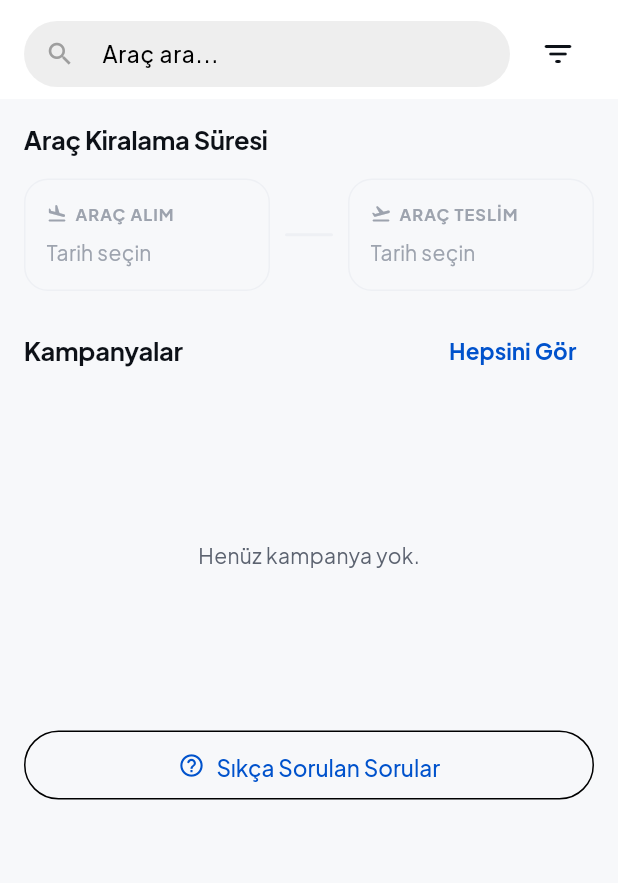
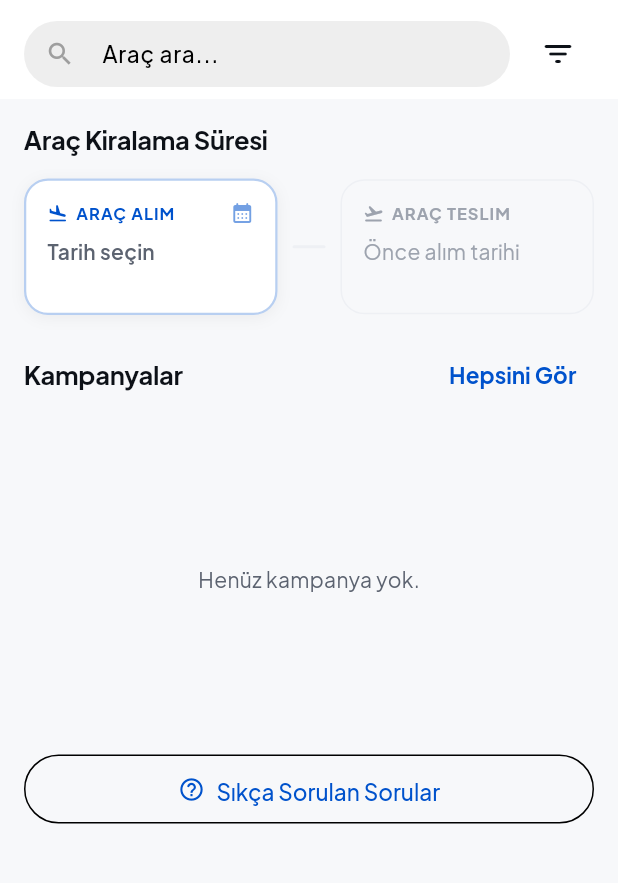
Before and after one commit to BurakGoturler/arac-kiralama-mobil, a Flutter app: the screen it shows after launch, on a phone screen of 412 x 824 dp, the part 81-964 px from its top. Run offline on Flutter 3.47's test engine with Material 3 defaults, Android fonts, the phone set to English and light mode, and no system bars; our stand-ins replace cached_network_image, cloud_firestore, firebase_auth, firebase_core, firebase_storage, google_fonts and 1 more; missing offline and left inert: firebase_app_check; accounts and stored records are empty.

Commit message:
fix(ui): ana ekrandaki tarih seçici görünmez denecek kadar soluktu
Boş kutuların dolgusu AppColors.background (#F7F8FA) idi; bu, sayfanın
arka planıyla BİREBİR AYNI renk. Kenarlık da #EEF0F4 olunca kutular
zeminden ayırt edilemiyordu. Uygulama ilk açıldığında ekranın ana eylem
çağrısı tıklanabilir bir kontrol gibi durmuyordu.

- Boş kutu: beyaz zemin, mavi tonlu kenarlık, hafif gölge, sağda takvim
  simgesi. Yazı textMuted yerine textSecondary ve yarı kalın.
- 'gün' rozeti: soluk mavi zemin üstünde mavi yazı yerine dolu mavi rozet.
- Kutular artık eşit yükseklikte (yıl satırı için sabit yer tutucu).

Yanında çıkan üç kusur:

1. 'Araç Teslİm' yazım hatası (ortada büyük İ) düzeltildi.
2. Teslim kutusu, alım tarihi seçilmeden SESSİZ ÖLÜ bir kontroldü:
   görünüşü boş kutuyla aynıydı ama dokunulunca hiçbir şey olmuyordu.
   Artık soluk çiziliyor, gölgesi yok ve 'Önce alım tarihi' yazıyor.
3. Başlık satırı dar ekranda taşıyordu (ölçüldü: 33 piksel). Sabit Text +
   Spacer yerine Expanded + ellipsis.

Ayrıca kart alt satırı, hemen üstündeki rozetlerin birebir tekrarı
olmuştu ('Manuel vites • Dizel'). aracOzetSatiri artık rozetlerde zaten
görünen değerleri eliyor; geriye rozetlerde olmayan bilgi kalıyor
(gövde tipi: 'Sedan', 'Camlı Van').

DOĞRULAMA: emülatörde üç durum da gözle kontrol edildi (boş / kapalı /
seçili), araç listesi ve tarih seçimi uçtan uca denendi, logcat temiz.
Geçici bir çizim testi geliştirme sırasında iki gerçek hata yakaladı:
Row'a eklediğim CrossAxisAlignment.stretch kaydırılabilir liste içinde
'BoxConstraints forces an infinite height' ile ekranı çökertiyordu, ve
başlık taşması. İkisi de düzeltildi; test ağ gerektirdiği için (intl ve
google_fonts) kalıcı hâle getirilmedi.

33 test geçiyor, analyze sıfır uyarı.

Co-Authored-By: Claude Opus 5 <noreply@anthropic.com>
Claude-Session: https://claude.ai/code/session_011JLsTgLNMJk2PvVP82wpt8

```diff
--- a/lib/core/utils/helpers.dart
+++ b/lib/core/utils/helpers.dart
@@ -152,11 +152,29 @@ class AppHelpers {
   /// En çok iki parça gösterilir. Motor hacmi boş olduğunda (içe aktarılan
   /// filoda öyle: kaynak veri gerçek motor hacmi değil, sahibinden'in arama
   /// filtresi aralığıydı ve BMW 520i ile Mitsubishi L200 için açıkça yanlıştı)
-  /// yerini ikinci bir özellik alır; böylece satır tek kelimeye düşmez.
-  static String aracOzetSatiri(String engineSize, List<String> features) {
+  /// yerini bir özellik alır; böylece satır boş kalmaz.
+  ///
+  /// [zatenGosterilen], kartın üstündeki rozetlerde hâlihazırda görünen
+  /// değerlerdir (vites, yakıt, koltuk, yıl). Bunlarla örtüşen özellikler
+  /// elenir. Cihazda ölçüldü: eleme olmadan alt satır "Manuel vites • Dizel"
+  /// yazıyordu ve hemen üstündeki rozetlerin birebir tekrarıydı. Eleme ile
+  /// yalnızca rozetlerde bulunmayan bilgi (ör. gövde tipi) gösteriliyor.
+  static String aracOzetSatiri(
+    String engineSize,
+    List<String> features, {
+    Set<String> zatenGosterilen = const {},
+  }) {
+    final gosterilen =
+        zatenGosterilen.map((d) => d.toLowerCase().trim()).toList();
+
+    bool tekrar(String parca) {
+      final p = parca.toLowerCase().trim();
+      return gosterilen.any((g) => g.isNotEmpty && p.contains(g));
+    }
+
     final parcalar = <String>[
       engineSize,
-      ...features,
+      ...features.where((f) => !tekrar(f)),
     ].where((parca) => parca.trim().isNotEmpty).take(2);
 
     return parcalar.join(' • ');
--- a/lib/ui/widgets/date_selector.dart
+++ b/lib/ui/widgets/date_selector.dart
@@ -3,6 +3,18 @@ import '../../core/theme/app_theme.dart';
 import '../../core/constants/app_constants.dart';
 import '../../core/utils/helpers.dart';
 
+/// Ana ekranın üstündeki kiralama tarihi seçici.
+///
+/// GÖRÜNÜRLÜK NOTU
+/// ---------------
+/// Boş kutular eskiden `AppColors.background` ile dolduruluyordu; bu renk
+/// sayfanın arka planıyla BİREBİR AYNI (#F7F8FA). Kenarlık da neredeyse
+/// görünmez bir gri olunca (#EEF0F4), uygulama ilk açıldığında ekranın ana
+/// eylem çağrısı tıklanabilir bir kontrol gibi durmuyordu.
+///
+/// Artık boş kutular beyaz zeminde, mavi tonlu kenarlıkla ve hafif gölgeyle
+/// çiziliyor; sağda bir takvim simgesi dokunulabilirliği belirtiyor. Seçili
+/// kutu ise dolu mavi zeminiyle boş kutudan net ayrılıyor.
 class DateSelector extends StatelessWidget {
   final DateTime? startDate;
   final DateTime? endDate;
@@ -20,30 +32,41 @@ class DateSelector extends StatelessWidget {
   @override
   Widget build(BuildContext context) {
     final hasRange = startDate != null && endDate != null;
-    final days = hasRange
-        ? AppHelpers.daysBetween(startDate!, endDate!)
-        : null;
+    final days =
+        hasRange ? AppHelpers.daysBetween(startDate!, endDate!) : null;
 
     return Column(
       crossAxisAlignment: CrossAxisAlignment.start,
       children: [
         Row(
           children: [
-            Text('Araç Kiralama Süresi', style: AppTextStyles.headingMedium),
-            const Spacer(),
+            // Başlık esnek olmalı: sabit Text + Spacer ile dar ekranlarda
+            // "gün" rozetiyle birlikte satır taşıyordu (ölçüldü: 33 piksel).
+            // Expanded (Flexible değil): başlık kalan alanı doldurur, böylece
+            // "gün" rozeti Spacer'a gerek kalmadan sağa yaslanır.
+            Expanded(
+              child: Text(
+                'Araç Kiralama Süresi',
+                style: AppTextStyles.headingMedium,
+                maxLines: 1,
+                overflow: TextOverflow.ellipsis,
+              ),
+            ),
+            const SizedBox(width: 8),
             if (hasRange && days != null && days > 0)
               Container(
                 padding:
                     const EdgeInsets.symmetric(horizontal: 12, vertical: 5),
                 decoration: BoxDecoration(
-                  color: AppColors.primaryLight,
-                  borderRadius:
-                  BorderRadius.circular(AppConstants.radiusS),
+                  color: AppColors.primary,
+                  borderRadius: BorderRadius.circular(AppConstants.radiusS),
                 ),
                 child: Text(
-                  '$days ${days == 1 ? 'gün' : 'gün'}',
+                  // Eskiden burada `days == 1 ? 'gün' : 'gün'` yazıyordu;
+                  // iki dal da aynı olduğu için ölü koddu.
+                  '$days gün',
                   style: AppTextStyles.bodySmall.copyWith(
-                    color: AppColors.primary,
+                    color: AppColors.textOnPrimary,
                     fontWeight: FontWeight.w700,
                   ),
                 ),
@@ -51,6 +74,12 @@ class DateSelector extends StatelessWidget {
           ],
         ),
         const SizedBox(height: 14),
+        // DİKKAT: Buraya CrossAxisAlignment.stretch KONULMAMALI. Bu widget
+        // kaydırılabilir bir liste içinde yaşıyor; stretch, Row'un çapraz
+        // eksenini sonsuz yükseklik kısıtıyla zorluyor ve
+        // "BoxConstraints forces an infinite height" ile ekran çöküyor.
+        // Kutuların eşit yükseklikte kalması zaten aşağıdaki sabit yükseklikli
+        // yıl satırıyla sağlanıyor.
         Row(
           children: [
             Expanded(
@@ -63,7 +92,7 @@ class DateSelector extends StatelessWidget {
             ),
             const SizedBox(width: 10),
             Container(
-              width: 32,
+              width: 22,
               height: 2,
               decoration: BoxDecoration(
                 color: AppColors.divider,
@@ -73,7 +102,7 @@ class DateSelector extends StatelessWidget {
             const SizedBox(width: 10),
             Expanded(
               child: _DateTile(
-                label: 'Araç Teslİm',
+                label: 'Araç Teslim',
                 date: endDate,
                 icon: Icons.flight_takeoff_rounded,
                 onTap: onSelectEnd,
@@ -106,41 +135,81 @@ class _DateTile extends StatelessWidget {
   Widget build(BuildContext context) {
     final hasDate = date != null;
 
+    // Üç durum var ve üçü de birbirinden ayırt edilebilmeli:
+    //   seçili  → dolu mavi zemin, koyu metin
+    //   boş     → beyaz zemin, mavi tonlu kenarlık, gölge (dokunulabilir)
+    //   kapalı  → soluk zemin, gölge yok (dokunulamaz olduğu belli)
+    //
+    // "kapalı" durumu eskiden "boş" ile aynı görünüyordu: alım tarihi
+    // seçilmeden teslim kutusuna dokunmak hiçbir şey yapmıyordu ve kullanıcı
+    // bunu anlayamıyordu — sessiz ölü bir kontroldü.
+    final Color zemin;
+    final Color kenarlik;
+    final double kenarKalinligi;
+    final Color vurgu;
+
+    if (isDisabled) {
+      zemin = AppColors.background;
+      kenarlik = AppColors.divider;
+      kenarKalinligi = 1;
+      vurgu = AppColors.textMuted;
+    } else if (hasDate) {
+      zemin = AppColors.primaryLight;
+      kenarlik = AppColors.primary;
+      kenarKalinligi = 1.5;
+      vurgu = AppColors.primary;
+    } else {
+      zemin = AppColors.surface;
+      kenarlik = AppColors.primary.withValues(alpha: 0.28);
+      kenarKalinligi = 1.5;
+      vurgu = AppColors.primary;
+    }
+
     return GestureDetector(
       onTap: isDisabled ? null : onTap,
       child: AnimatedContainer(
         duration: const Duration(milliseconds: 200),
-        padding: const EdgeInsets.all(14),
+        padding: const EdgeInsets.symmetric(horizontal: 14, vertical: 13),
         decoration: BoxDecoration(
-          color: hasDate ? AppColors.primaryLight : AppColors.background,
+          color: zemin,
           borderRadius: BorderRadius.circular(AppConstants.radiusL),
-          border: Border.all(
-            color: hasDate ? AppColors.primary : AppColors.divider,
-            width: hasDate ? 1.5 : 1,
+          border: Border.all(color: kenarlik, width: kenarKalinligi),
+          // Gölge yalnızca dokunulabilir kutularda; kapalı kutu düz kalır.
+          boxShadow: isDisabled
+              ? null
+              : [
+                  BoxShadow(
+                    color: AppColors.cardShadow.withValues(alpha: 0.05),
+                    blurRadius: 8,
+                    offset: const Offset(0, 2),
                   ),
+                ],
         ),
         child: Column(
           crossAxisAlignment: CrossAxisAlignment.start,
           children: [
             Row(
               children: [
-                Icon(
-                  icon,
-                  size: 14,
-                  color: hasDate
-                      ? AppColors.primary
-                      : AppColors.textMuted,
-                ),
+                Icon(icon, size: 14, color: vurgu),
                 const SizedBox(width: 5),
-                Text(
+                Expanded(
+                  child: Text(
                     label.toUpperCase(),
                     style: AppTextStyles.caption.copyWith(
-                    color: hasDate
-                        ? AppColors.primary
-                        : AppColors.textMuted,
+                      color: vurgu,
                       fontWeight: FontWeight.w700,
                       letterSpacing: 0.7,
                     ),
+                    maxLines: 1,
+                    overflow: TextOverflow.ellipsis,
+                  ),
+                ),
+                // Boş kutuda takvim simgesi: "buraya dokunulur" işareti.
+                if (!hasDate && !isDisabled)
+                  Icon(
+                    Icons.calendar_month_rounded,
+                    size: 16,
+                    color: AppColors.primary.withValues(alpha: 0.55),
                   ),
               ],
             ),
@@ -148,20 +217,30 @@ class _DateTile extends StatelessWidget {
             Text(
               hasDate
                   ? AppHelpers.formatShortDate(date!)
-                  : 'Tarih seçin',
+                  : (isDisabled ? 'Önce alım tarihi' : 'Tarih seçin'),
               style: hasDate
                   ? AppTextStyles.bodyLarge.copyWith(
                       color: AppColors.textPrimary,
                       fontWeight: FontWeight.w700,
                     )
                   : AppTextStyles.bodyMedium.copyWith(
-                color: AppColors.textMuted,
+                      // Boş kutudaki yazı da eskiden soluk griydi; artık
+                      // okunur bir tonda ve yarı kalın.
+                      color: isDisabled
+                          ? AppColors.textMuted
+                          : AppColors.textSecondary,
+                      fontWeight:
+                          isDisabled ? FontWeight.w400 : FontWeight.w600,
                     ),
             ),
-            if (hasDate)
-              Text(
-                '${date!.year}',
-                style: AppTextStyles.caption,
+            // Yıl satırı yalnızca tarih seçiliyken vardı; boş kutuda satır
+            // olmayınca iki kutu farklı yükseklikte oluyordu. Artık boş
+            // kutuda da aynı yüksekliği koruyan bir yer tutucu var.
+            SizedBox(
+              height: 17,
+              child: hasDate
+                  ? Text('${date!.year}', style: AppTextStyles.caption)
+                  : null,
             ),
           ],
         ),
--- a/lib/ui/widgets/vehicle_card.dart
+++ b/lib/ui/widgets/vehicle_card.dart
@@ -372,7 +372,17 @@ class _CardFooter extends StatelessWidget {
       children: [
         Expanded(
           child: Text(
-            AppHelpers.aracOzetSatiri(vehicle.engineSize, vehicle.features),
+            AppHelpers.aracOzetSatiri(
+              vehicle.engineSize,
+              vehicle.features,
+              // Üstteki rozetlerde zaten görünenler; tekrar edilmesin.
+              zatenGosterilen: {
+                vehicle.transmissionShort,
+                vehicle.fuelType,
+                '${vehicle.seats} koltuk',
+                '${vehicle.year}',
+              },
+            ),
             style: AppTextStyles.bodySmall,
             maxLines: 1,
             overflow: TextOverflow.ellipsis,
```
Also changed, not shown: 1 other file. Lines whose indentation alone changed are shown as unchanged.
